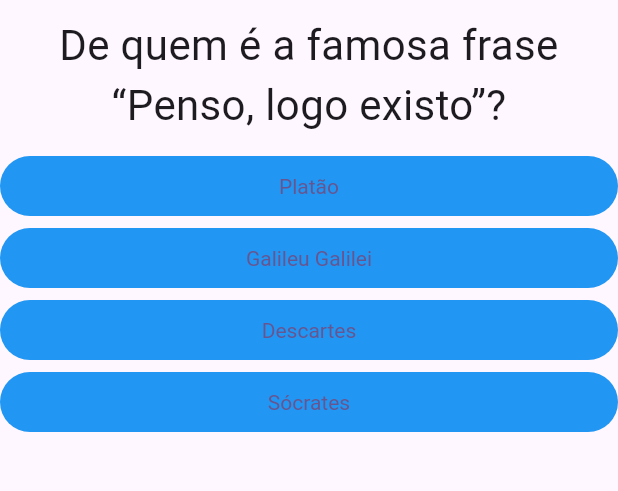
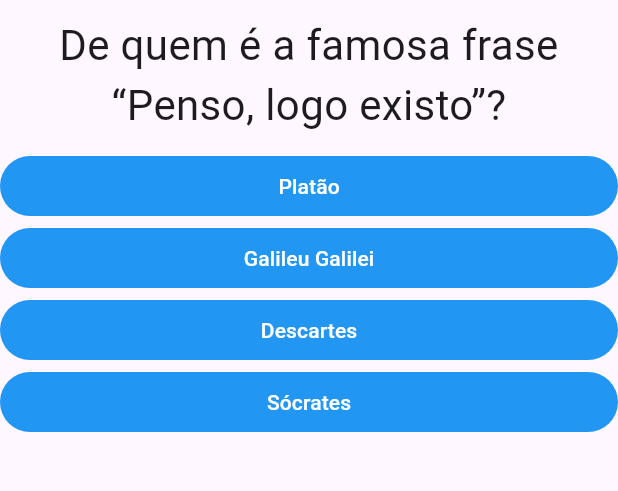
Before and after one commit to RafaelSouza-13/app-perguntas, a Flutter app: the screen it shows after launch, on a phone screen of 412 x 824 dp, the part 84-575 px from its top. Run offline on Flutter 3.47's test engine with Material 2 defaults, Android fonts, the phone set to English and light mode, and no system bars.

```diff
--- a/lib/componentes/botao.dart
+++ b/lib/componentes/botao.dart
@@ -11,13 +11,11 @@ class Botao extends StatelessWidget {
       width: double.infinity,
       child: TextButton(
         onPressed: funcao,
-        style: TextButton.styleFrom(
-            backgroundColor: Colors.blue,
-            textStyle: const TextStyle(
-              inherit: false,
-              color: Colors.white,
-            )),
-        child: Text(resposta),
+        style: TextButton.styleFrom(backgroundColor: Colors.blue),
+        child: Text(
+          resposta,
+          style: const TextStyle(color: Colors.white),
+        ),
       ),
     );
   }
--- a/lib/componentes/questionario.dart
+++ b/lib/componentes/questionario.dart
@@ -5,7 +5,7 @@ import 'package:app_perguntas/componentes/botao.dart';
 class Questionario extends StatelessWidget {
   final List<Map<String, Object>> perguntas;
   final int perguntaSelecionada;
-  final Function() quandoResponder;
+  final Function(int) quandoResponder;
   const Questionario(
       {required this.perguntas,
       required this.perguntaSelecionada,
@@ -21,8 +21,10 @@ class Questionario extends StatelessWidget {
     List<Map<String, Object>> listaRespostas =
         temPergunta ? perguntas[perguntaSelecionada].cast()['Respostas'] : [];
     List<Widget> widgetsBotoes = listaRespostas
-        .map((resp) =>
-            Botao(resposta: resp['Texto'].toString(), funcao: quandoResponder))
+        .map((resp) => Botao(
+            resposta: resp['Texto'].toString(),
+            funcao: () =>
+                quandoResponder(int.parse(resp['pontuacao'].toString()))))
         .toList();
     final String questao = perguntas[perguntaSelecionada]['Texto'].toString();
     // for (String r in widget.perguntas[_indexPergunta].cast()['Resposta']) {
--- a/lib/componentes/resultado.dart
+++ b/lib/componentes/resultado.dart
@@ -3,7 +3,18 @@ import 'package:flutter/material.dart';
 
 class Resultado extends StatelessWidget {
   final Function() resetar;
-  const Resultado({required this.resetar, super.key});
+  final int pontuacao;
+  const Resultado({required this.resetar, required this.pontuacao, super.key});
+
+  String get frase {
+    if (pontuacao == 40) {
+      return 'Impressionante, voce acertou tudo';
+    } else if (pontuacao < 40 && pontuacao > 10) {
+      return 'Muito bom';
+    } else {
+      return 'Parabéns';
+    }
+  }
 
   @override
   Widget build(BuildContext context) {
@@ -11,9 +22,9 @@ class Resultado extends StatelessWidget {
       child: Column(
         mainAxisAlignment: MainAxisAlignment.center,
         children: [
-          const Text(
-            'Parabéns',
-            style: TextStyle(fontSize: 24),
+          Text(
+            frase,
+            style: const TextStyle(fontSize: 24),
           ),
           Botao(resposta: 'Reiniciar', funcao: resetar),
         ],
--- a/lib/main.dart
+++ b/lib/main.dart
@@ -29,37 +29,37 @@ class MyHomePage extends StatefulWidget {
     {
       'Texto': 'De quem é a famosa frase “Penso, logo existo”?',
       'Respostas': [
-        {'Texto': 'Platão', 'Nota': 0},
-        {'Texto': 'Galileu Galilei', 'Nota': 0},
-        {'Texto': 'Descartes', 'Nota': 10},
-        {'Texto': 'Sócrates', 'Nota': 0},
+        {'Texto': 'Platão', 'pontuacao': 0},
+        {'Texto': 'Galileu Galilei', 'pontuacao': 0},
+        {'Texto': 'Descartes', 'pontuacao': 10},
+        {'Texto': 'Sócrates', 'pontuacao': 0},
       ]
     },
     {
       'Texto': 'De onde é a invenção do chuveiro elétrico?',
       'Respostas': [
-        {'Texto': 'França', 'Nota': 0},
-        {'Texto': 'Inglaterra', 'Nota': 0},
-        {'Texto': 'Brasil', 'Nota': 10},
-        {'Texto': 'Austrália', 'Nota': 0},
+        {'Texto': 'França', 'pontuacao': 0},
+        {'Texto': 'Inglaterra', 'pontuacao': 0},
+        {'Texto': 'Brasil', 'pontuacao': 10},
+        {'Texto': 'Austrália', 'pontuacao': 0},
       ]
     },
     {
       'Texto': 'Quais o menor e o maior país do mundo?',
       'Respostas': [
-        {'Texto': 'Vaticano e Rússia', 'Nota': 10},
-        {'Texto': 'Nauru e China', 'Nota': 0},
-        {'Texto': 'Mônaco e Canadá', 'Nota': 0},
-        {'Texto': 'Malta e Estados Unidos', 'Nota': 0}
+        {'Texto': 'Vaticano e Rússia', 'pontuacao': 10},
+        {'Texto': 'Nauru e China', 'pontuacao': 0},
+        {'Texto': 'Mônaco e Canadá', 'pontuacao': 0},
+        {'Texto': 'Malta e Estados Unidos', 'pontuacao': 0}
       ]
     },
     {
       'Texto': 'Qual o livro mais vendido no mundo a seguir à Bíblia?',
       'Respostas': [
-        {'Texto': 'O Senhor dos Anéis', 'Nota': 0},
-        {'Texto': 'Dom Quixote', 'Nota': 10},
-        {'Texto': 'O Pequeno Príncipe', 'Nota': 0},
-        {'Texto': 'Ela, a Feiticeira', 'Nota': 0},
+        {'Texto': 'O Senhor dos Anéis', 'pontuacao': 0},
+        {'Texto': 'Dom Quixote', 'pontuacao': 10},
+        {'Texto': 'O Pequeno Príncipe', 'pontuacao': 0},
+        {'Texto': 'Ela, a Feiticeira', 'pontuacao': 0},
       ]
     },
   ];
@@ -73,17 +73,20 @@ class MyHomePage extends StatefulWidget {
 //     }
 class _MyHomePageState extends State<MyHomePage> {
   int _indexPergunta = 0;
+  int _pontuacaoTotal = 0;
 
   void _reiniciar() {
     setState(() {
       _indexPergunta = 0;
+      _pontuacaoTotal = 0;
     });
   }
 
-  void _responder() {
+  void _responder(int pontuacao) {
     if (temPergunta) {
       setState(() {
         _indexPergunta++;
+        _pontuacaoTotal += pontuacao;
       });
     }
   }
@@ -112,6 +115,7 @@ class _MyHomePageState extends State<MyHomePage> {
             )
           : Resultado(
               resetar: _reiniciar,
+              pontuacao: _pontuacaoTotal,
             ),
     );
   }
```
